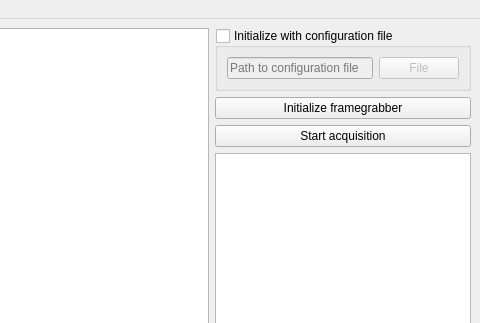
First picture: the form in src/AcquisitionApp/src/mainwindow.ui, repository mortbopet/RTOC, before the edit; both pictures show x 320 to 800 and y 0 to 323 of the 800 by 600 pixel window.
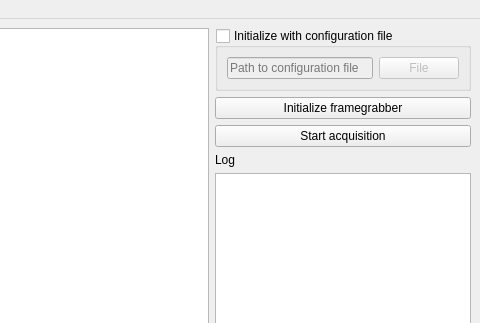
Second picture: the form after the edit.

Commit message: Add label in GUI for "log", as well as fix a minor bug

Patch:
```diff
--- a/src/AcquisitionApp/src/mainwindow.ui
+++ b/src/AcquisitionApp/src/mainwindow.ui
@@ -78,6 +78,13 @@
           </property>
          </widget>
         </item>
+        <item>
+         <widget class="QLabel" name="label">
+          <property name="text">
+           <string>Log</string>
+          </property>
+         </widget>
+        </item>
         <item>
          <widget class="QPlainTextEdit" name="log">
           <property name="readOnly">
```
The commit also changes 1 other file.
